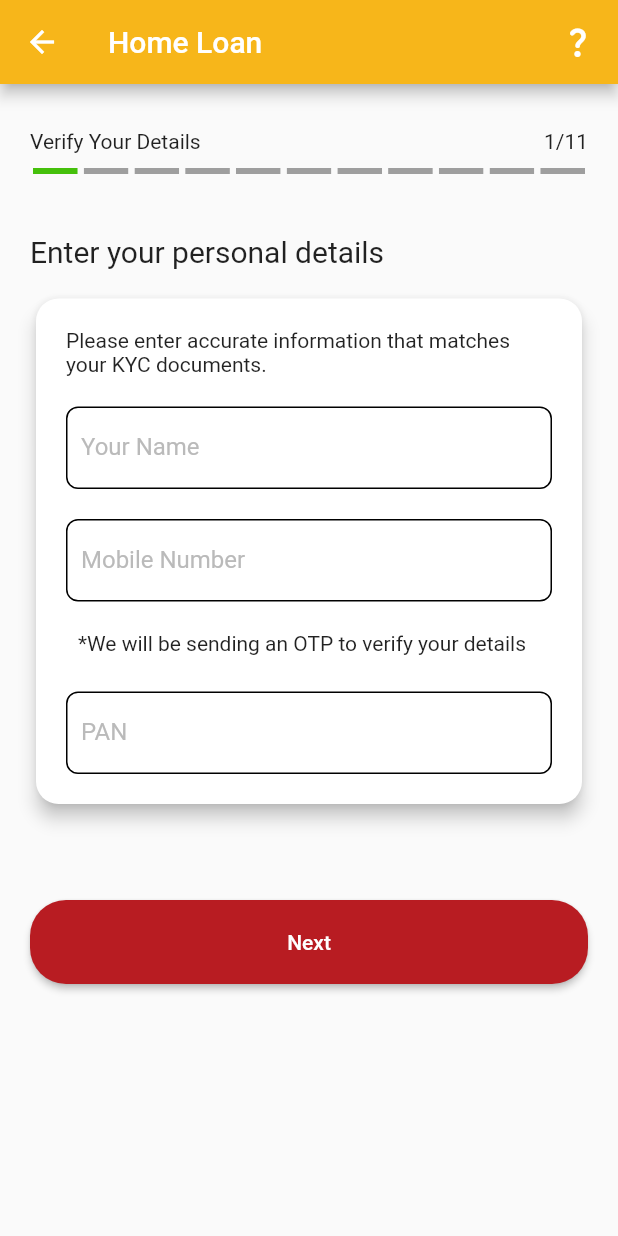
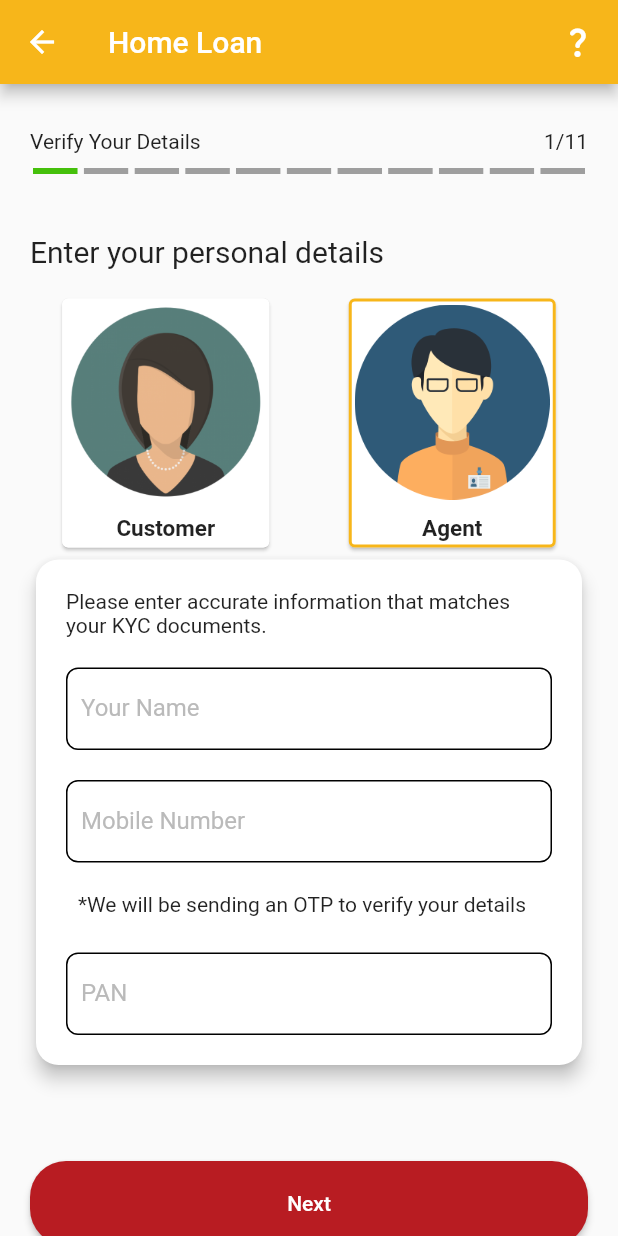
Before and after one commit to vaibhav7779/sar-hl, a Flutter app: the LoginPage screen opened directly, on a phone screen of 412 x 824 dp. Run offline on Flutter 3.47's test engine with Material 2 defaults, Android fonts, the phone set to English and light mode, and no system bars; drawn by our look-alikes of step_progress_indicator; our stand-ins replace otp_text_field; missing offline and left inert: breadcrumbs, slider_controller.

Commit message:
added login

```diff
--- a/lib/main.dart
+++ b/lib/main.dart
@@ -3,6 +3,7 @@ import 'package:hl_demo/pages/approval.dart';
 import 'package:hl_demo/pages/employment.dart';
 import 'package:hl_demo/pages/homePage.dart';
 import 'package:hl_demo/pages/incomeVerification.dart';
+import 'package:hl_demo/pages/load-disbursed.dart';
 import 'package:hl_demo/pages/login.dart';
 import 'package:hl_demo/pages/verifyITR.dart';
 
@@ -24,7 +25,7 @@ class _MyAppState extends State<MyApp> {
   Widget build(BuildContext context) {
     return MaterialApp(
       debugShowCheckedModeBanner: false,
-      home: const HomePage(),
+      home: const LoanDisbursed(),
       theme: ThemeData(
         // AppBar theme
         primaryColor: const Color(0xffF7B61A),
--- a/lib/pages/approval.dart
+++ b/lib/pages/approval.dart
@@ -118,7 +118,7 @@ class _ApprovalState extends State<Approval> {
                       });
                     },
                     min: 5000000,
-                    max: 90000000,
+                    max: 10000000,
                   ),
                 ],
               ),
--- a/lib/pages/login.dart
+++ b/lib/pages/login.dart
@@ -11,6 +11,8 @@ class LoginPage extends StatefulWidget {
   @override
   State<LoginPage> createState() => _LoginPageState();
 }
+
+String cardSel = 'agent';
 
 class _LoginPageState extends State<LoginPage> {
   @override
@@ -54,6 +56,88 @@ class _LoginPageState extends State<LoginPage> {
                 ),
               ),
               const SizedBox(height: 16),
+              Row(
+                mainAxisAlignment: MainAxisAlignment.spaceEvenly,
+                children: [
+                  GestureDetector(
+                    onTap: () {
+                      setState(() {
+                        cardSel = 'customer';
+                      });
+                    },
+                    child: Card(
+                      shape: cardSel == 'customer'
+                          ? new RoundedRectangleBorder(
+                              side: new BorderSide(
+                                  color: Color(0xFFF7B61A), width: 2.0),
+                              borderRadius: BorderRadius.circular(4.0))
+                          : new RoundedRectangleBorder(
+                              side: new BorderSide(
+                                  color: Colors.white, width: 2.0),
+                              borderRadius: BorderRadius.circular(4.0)),
+                      child: Padding(
+                        padding: const EdgeInsets.all(4.0),
+                        child: Column(
+                          children: [
+                            Image.asset(
+                              'assets/customer.png',
+                              height: 130,
+                              width: 130,
+                            ),
+                            const SizedBox(height: 10),
+                            const Text(
+                              "Customer",
+                              style: TextStyle(
+                                fontSize: 15,
+                                fontWeight: FontWeight.bold,
+                              ),
+                            ),
+                          ],
+                        ),
+                      ),
+                    ),
+                  ),
+                  const SizedBox(width: 10),
+                  GestureDetector(
+                    onTap: () {
+                      setState(() {
+                        cardSel = 'agent';
+                      });
+                    },
+                    child: Card(
+                      shape: cardSel == 'agent'
+                          ? new RoundedRectangleBorder(
+                              side: new BorderSide(
+                                  color: Color(0xFFF7B61A), width: 2.0),
+                              borderRadius: BorderRadius.circular(4.0))
+                          : new RoundedRectangleBorder(
+                              side: new BorderSide(
+                                  color: Colors.white, width: 2.0),
+                              borderRadius: BorderRadius.circular(4.0)),
+                      child: Padding(
+                        padding: const EdgeInsets.all(4.0),
+                        child: Column(
+                          children: [
+                            Image.asset(
+                              'assets/agent.png',
+                              height: 130,
+                              width: 130,
+                            ),
+                            const SizedBox(height: 10),
+                            const Text(
+                              "Agent",
+                              style: TextStyle(
+                                fontSize: 15,
+                                fontWeight: FontWeight.bold,
+                              ),
+                            ),
+                          ],
+                        ),
+                      ),
+                    ),
+                  ),
+                ],
+              ),
               Card(
                 shape: RoundedRectangleBorder(
                   borderRadius: BorderRadius.circular(15.0),
```
Also changed, not shown: lib/pages/load-disbursed.dart (added, +86 -0 lines), lib/pages/propertyDetails.dart (+5 -2 lines), assets/agent.png (added), assets/bankk.png, assets/customer.png (added).
